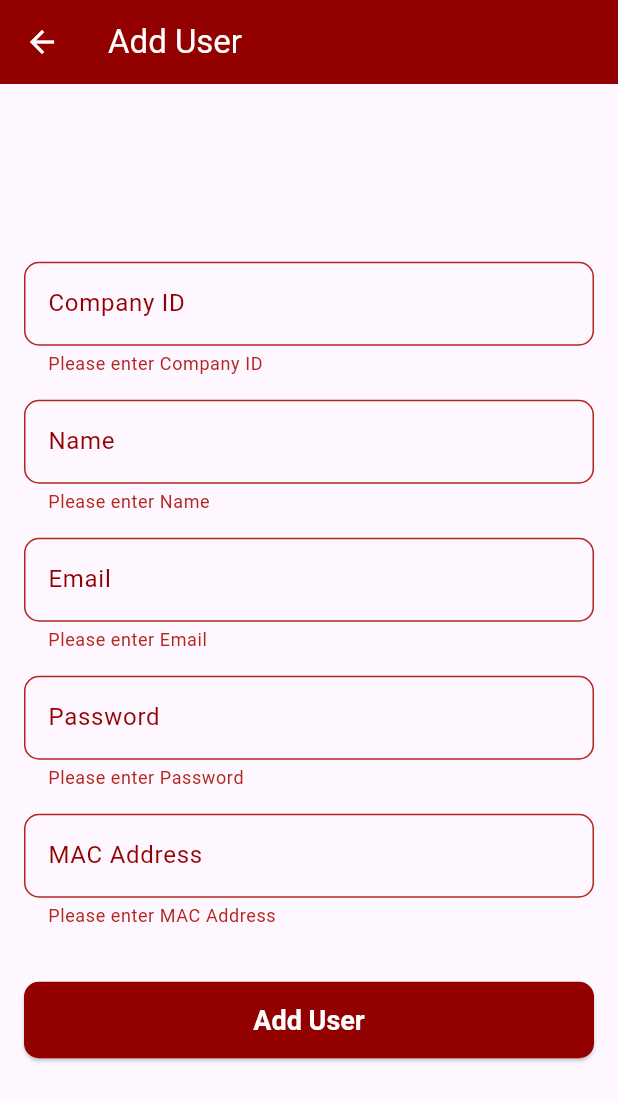
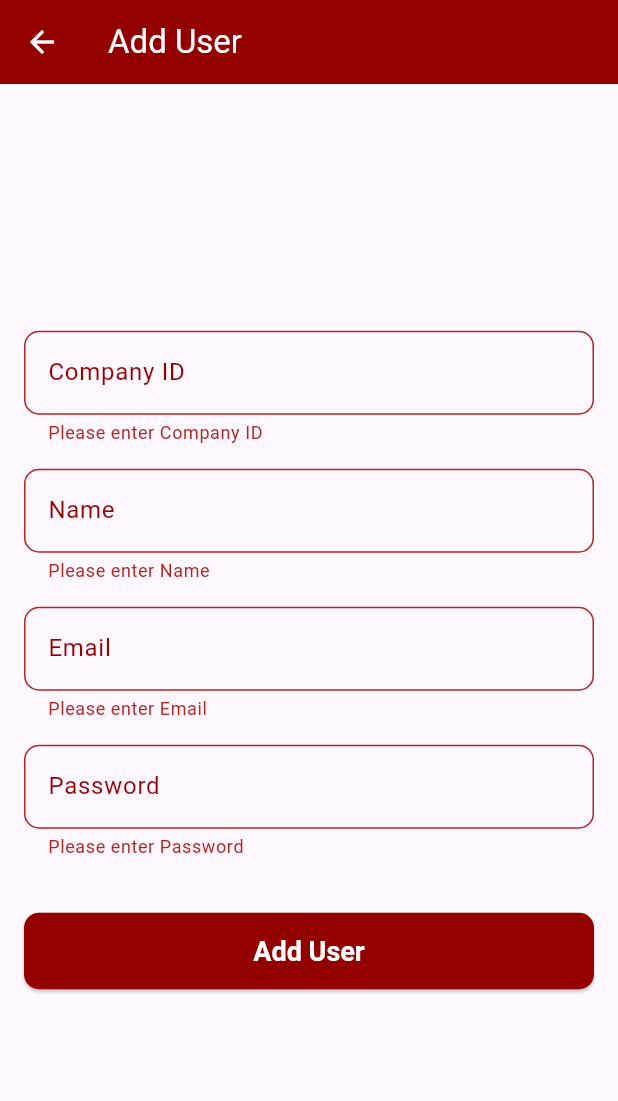
Before and after one commit to Minna-Abdelhady/Internship, a Flutter app: the AddUserScreen screen opened directly, after a tap on "Add User", on a phone screen of 412 x 824 dp. Shown: the top 1101 px of the screen. Run offline on Flutter 3.47's test engine with Material 3 defaults, Android fonts, the phone set to English and light mode, and no system bars; our stand-ins replace hive, hive_flutter; accounts and stored records are empty.

Commit message:
remove mac address

```diff
--- a/fingerprint_attendace/lib/models/employee.dart
+++ b/fingerprint_attendace/lib/models/employee.dart
@@ -4,28 +4,26 @@ part 'employee.g.dart';
 
 @HiveType(typeId: 0)
 class Employee {
-
   @HiveField(0)
-  final String companyId; // Added companyId field
+  final int id;
 
   @HiveField(1)
+  final String companyId;
+
+  @HiveField(2)
   final String name;
 
-  @HiveField(2)
+  @HiveField(3)
   final String email;
 
-  @HiveField(3)
+  @HiveField(4)
   final String password;
 
-  @HiveField(4)
-  final String macAddress;
-
-
   Employee({
+    required this.id,
     required this.companyId,
     required this.name,
     required this.email,
     required this.password,
-    required this.macAddress
   });
 }
--- a/fingerprint_attendace/lib/screens/add_user_screen.dart
+++ b/fingerprint_attendace/lib/screens/add_user_screen.dart
@@ -14,7 +14,6 @@ class _AddUserScreenState extends State<AddUserScreen> {
   final _nameController = TextEditingController();
   final _emailController = TextEditingController();
   final _passwordController = TextEditingController();
-  final _macAddressController = TextEditingController();
   final _companyIdController = TextEditingController(); // Added for company ID
   final EmployeeDao _employeeDao = EmployeeDao();
 
@@ -49,18 +48,17 @@ class _AddUserScreenState extends State<AddUserScreen> {
               _buildTextField(_nameController, 'Name'),
               _buildTextField(_emailController, 'Email'),
               _buildTextField(_passwordController, 'Password', obscureText: true),
-              _buildTextField(_macAddressController, 'MAC Address'),
               SizedBox(height: 20),
               ElevatedButton(
                 onPressed: () async {
                   if (_formKey.currentState!.validate()) {
                     final hashedPassword = _hashPassword(_passwordController.text);
                     final employee = Employee(
+                      id: DateTime.now().millisecondsSinceEpoch,
                       companyId: _companyIdController.text, // Include company ID
                       name: _nameController.text,
                       email: _emailController.text,
                       password: hashedPassword,
-                      macAddress: _macAddressController.text,
                     );
                     await _employeeDao.createEmployee(employee);
 
@@ -72,7 +70,6 @@ class _AddUserScreenState extends State<AddUserScreen> {
                     _nameController.clear();
                     _emailController.clear();
                     _passwordController.clear();
-                    _macAddressController.clear();
                   }
                 },
                 style: ElevatedButton.styleFrom(
--- a/fingerprint_attendace/lib/screens/users_list_screen.dart
+++ b/fingerprint_attendace/lib/screens/users_list_screen.dart
@@ -37,22 +37,19 @@ class UsersListScreen extends StatelessWidget {
                   child: ConstrainedBox(
                     constraints: BoxConstraints(minWidth: constraints.maxWidth),
                     child: DataTable(
-                      columnSpacing: constraints.maxWidth * 0.1,
                       columns: const [
                         DataColumn(label: Text('Company ID', style: TextStyle(color: Colors.black))),
                         DataColumn(label: Text('Name', style: TextStyle(color: Colors.black))),
                         DataColumn(label: Text('Password (Encrypted)', style: TextStyle(color: Colors.black))),
                         DataColumn(label: Text('Email', style: TextStyle(color: Colors.black))),
-                        DataColumn(label: Text('MAC Address', style: TextStyle(color: Colors.black))),
                       ],
                       rows: employees.map((employee) {
                         return DataRow(
                           cells: [
-                            DataCell(Text(employee.companyId.toString(), style: TextStyle(color: Colors.black))),
+                            DataCell(Text(employee.companyId, style: TextStyle(color: Colors.black))),
                             DataCell(Text(employee.name, style: TextStyle(color: Colors.black))),
                             DataCell(Text(employee.password, style: TextStyle(color: Colors.black))),
                             DataCell(Text(employee.email, style: TextStyle(color: Colors.black))),
-                            DataCell(Text(employee.macAddress, style: TextStyle(color: Colors.black))),
                           ],
                         );
                       }).toList(),
```
Also changed, not shown: fingerprint_attendace/lib/database/dao/employee_dao.dart (+5 -4 lines), fingerprint_attendace/lib/models/attendance.g.dart, fingerprint_attendace/lib/models/employee.g.dart.
